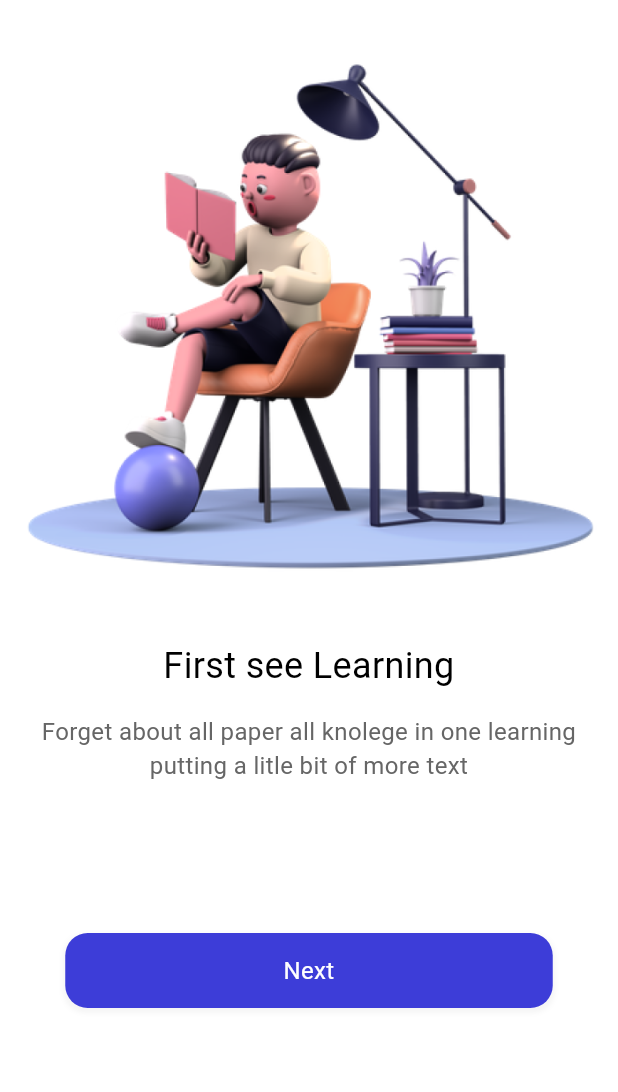
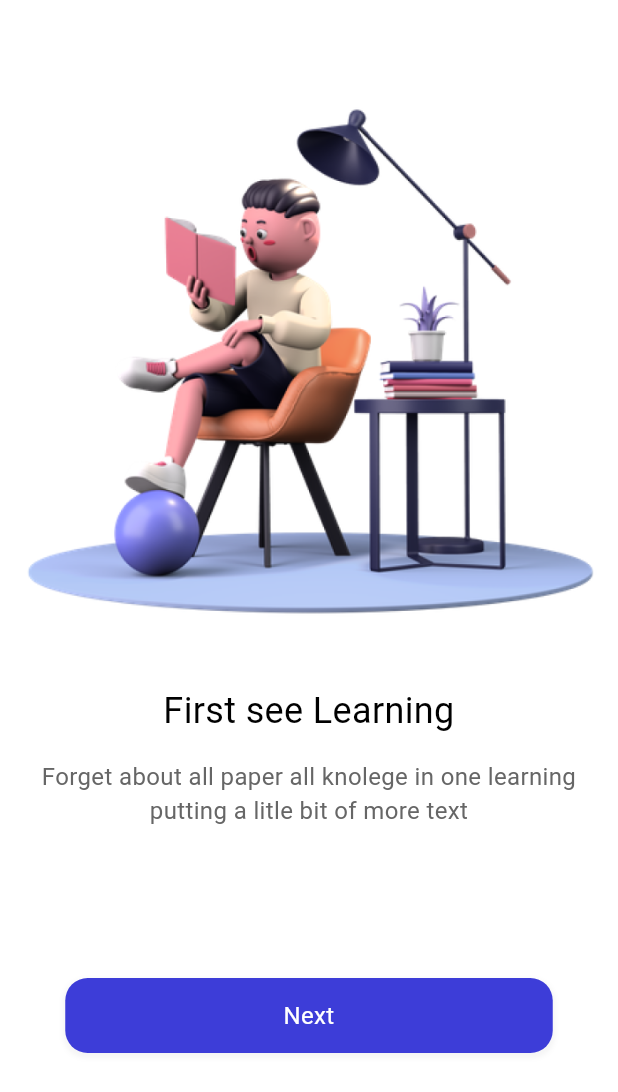
Before and after one commit to AbilioN/onlineCourse, a Flutter app: the screen it shows after launch, on a phone screen of 412 x 824 dp. Shown: the top 1092 px of the screen. Run offline on Flutter 3.47's test engine with Material 3 defaults, Android fonts, the phone set to English and light mode, and no system bars; our stand-ins replace flutter_riverpod.

Commit message:
add safearea and margin

```diff
--- a/lib/pages/welcome/welcome.dart
+++ b/lib/pages/welcome/welcome.dart
@@ -8,9 +8,14 @@ class Welcome extends StatelessWidget {
   final PageController _controller = PageController();
   @override
   Widget build(BuildContext context) {
-    return Scaffold(
+    return Container(
+      // color: Colors.red,
+      child: SafeArea(
+        child: Scaffold(
           backgroundColor: Colors.white,
-      body: Stack(
+          body: Container(
+            margin: const EdgeInsets.only(top: 30),
+            child: Stack(
               children: [
                 PageView(
                   controller: _controller,
@@ -44,6 +49,9 @@ class Welcome extends StatelessWidget {
                 ),
               ],
             ),
+          ),
+        ),
+      ),
     );
   }
 }
```
Lines whose indentation alone changed are shown as unchanged.
